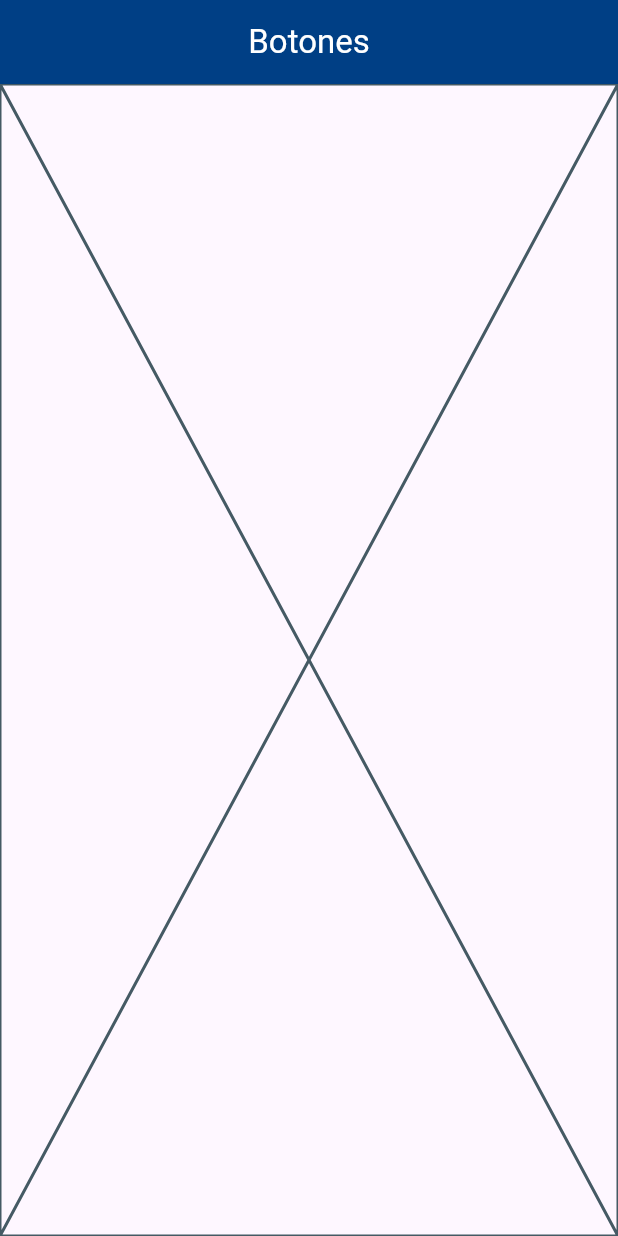
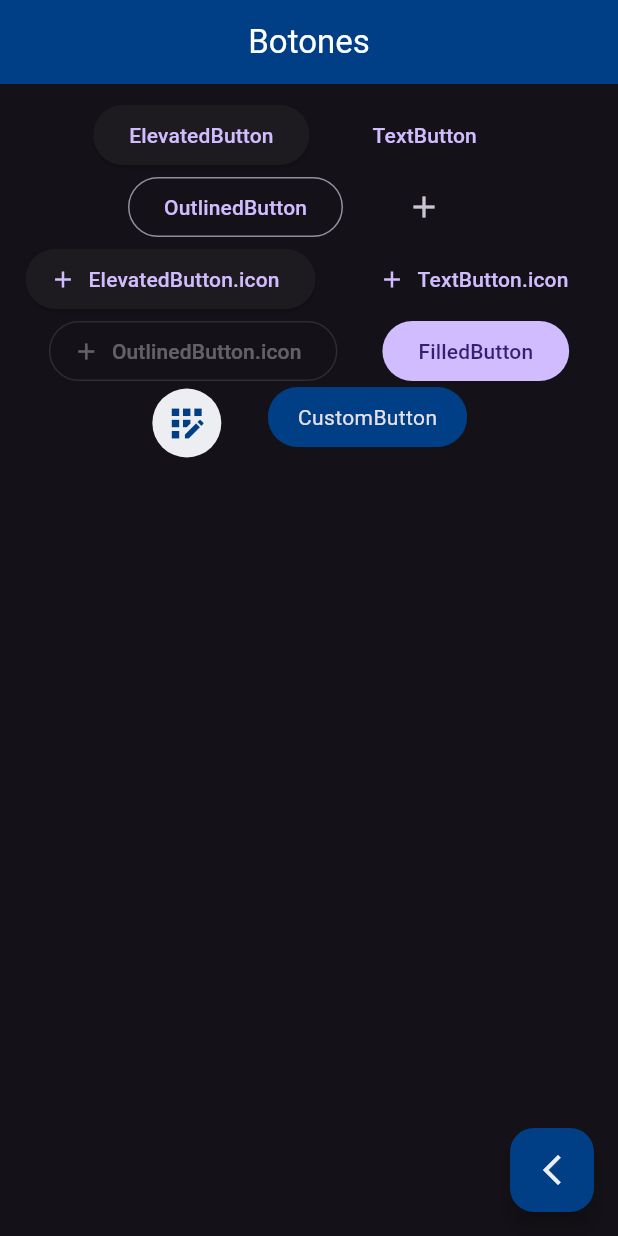
Before and after one commit to fswebcoder/gitgets_app, a Flutter app: the ButtonsScreen screen opened by its route, on a phone screen of 412 x 824 dp. Run offline on Flutter 3.47's test engine with Material 3 defaults, Android fonts, the phone set to English and light mode, and no system bars; our stand-ins replace go_router.

Commit message:
Fina de botones

```diff
--- a/lib/config/app_theme.dart
+++ b/lib/config/app_theme.dart
@@ -6,7 +6,7 @@ class AppTheme {
       return ThemeData(
         primaryColor: AppColors.primaryColor,
         useMaterial3: true,
-        brightness: Brightness.light,
+        brightness: Brightness.dark,
         appBarTheme: const AppBarTheme(
           backgroundColor: AppColors.primaryColor
         ),
--- a/lib/config/router/app_router.dart
+++ b/lib/config/router/app_router.dart
@@ -8,15 +8,19 @@ final appRouter = GoRouter(
   routes: [
     GoRoute(
       path: '/',
+      name: HomeScreen.name,
       builder: (context, state) => const HomeScreen(),
     ),
     GoRoute(
       path: '/buttons',
+      name: ButtonsScreen.name,
       builder: (context, state) => const ButtonsScreen(),
     ),
     GoRoute(
       path: '/cards',
+      name:  CardsScreen.name,
       builder: (context, state) => const CardsScreen(),
+
     )
   ]
 );
--- a/lib/main.dart
+++ b/lib/main.dart
@@ -15,8 +15,8 @@ class MainApp extends StatelessWidget {
   Widget build(BuildContext context) {
     return MaterialApp.router(
       debugShowCheckedModeBanner: false,
+      routerConfig: appRouter,
       theme: AppTheme().theme(),
-      routerConfig: appRouter,
     );
   }
 }
--- a/lib/presentation/screens/buttons/buttons_screen.dart
+++ b/lib/presentation/screens/buttons/buttons_screen.dart
@@ -1,6 +1,10 @@
 import 'package:flutter/material.dart';
+import 'package:go_router/go_router.dart';
+import 'package:widgets_app/config/app_colors.dart';
 
 class ButtonsScreen extends StatelessWidget {
+    static const String name = 'button_screen';
+
   const ButtonsScreen({super.key});
 
   @override
@@ -11,7 +15,118 @@ class ButtonsScreen extends StatelessWidget {
         centerTitle: true,
         title: const Text('Botones', style: TextStyle(color: Colors.white)),
       ),
-      body: const Placeholder(),
+      body:const  _ButtonsView(),
+      floatingActionButton: FloatingActionButton(
+        backgroundColor: Theme.of(context).primaryColor,
+
+        onPressed: () {
+           context.pop();
+        },
+        child: const Icon(Icons.arrow_back_ios_new_outlined, color: AppColors.platinumColor),
+      ),
     );
   }
 }
+
+class _ButtonsView extends StatelessWidget {
+  const _ButtonsView();
+
+
+  @override
+  Widget build(BuildContext context) {
+    return  SizedBox(
+      width: double.infinity,
+
+      child: Padding(
+        padding: const EdgeInsets.all(10),
+        child: Wrap(
+          spacing: 10,
+          alignment: WrapAlignment.center,
+          children: [
+            ElevatedButton(
+              onPressed: () {},
+              child: const Text('ElevatedButton'),
+            ),
+            const SizedBox(width: 10),
+            TextButton(
+              onPressed: () {},
+
+              child: const Text('TextButton'),
+            ),
+            const SizedBox(width: 10),
+            OutlinedButton(
+              onPressed: () {},
+              child: const Text('OutlinedButton'),
+            ),
+            const SizedBox(width: 10),
+            IconButton(
+              onPressed: () {},
+              icon: const Icon(Icons.add),
+            ),
+            const SizedBox(width: 10),
+            ElevatedButton.icon(
+              onPressed: () {},
+              icon: const Icon(Icons.add),
+              label: const Text('ElevatedButton.icon'),
+            ),
+            const SizedBox(width: 10),
+            TextButton.icon(
+
+              onPressed: () {},
+              icon: const Icon(Icons.add),
+              label: const Text('TextButton.icon'),
+            ),
+            const SizedBox(width: 10),
+            OutlinedButton.icon(
+              onPressed: null,
+              icon: const Icon(Icons.add),
+              label: const Text('OutlinedButton.icon'),
+            ),
+            const SizedBox(width: 10),
+            FilledButton(
+              onPressed: (){}, child: const Text('FilledButton'),),
+            const SizedBox(width: 10),
+            IconButton(
+              onPressed: (){},
+              icon: const Icon(Icons.app_registration_outlined),
+              color: AppColors.primaryColor, iconSize: 30,
+                style: ButtonStyle(
+                    backgroundColor: WidgetStateProperty.resolveWith<Color?>(
+                      (Set<WidgetState> states) {
+                        if (states.contains(WidgetState.disabled)) {
+                          return AppColors.primaryColor.withOpacity(0.5);
+                        }
+                        return AppColors.platinumColor;
+                      },
+                    )
+                ),
+              ),
+             const SizedBox(width: 10),
+            const CustomButton(),
+          ],
+        ),
+      ),
+    );
+  }
+}
+
+class CustomButton extends StatelessWidget {
+  const CustomButton({super.key});
+
+  @override
+  Widget build(BuildContext context) {
+    return ClipRRect(
+      borderRadius: BorderRadius.circular(50),
+      child: Material(
+        color: AppColors.primaryColor,
+        child:   InkWell(
+          onTap: () {},
+          child: const Padding(
+            padding:  EdgeInsets.symmetric(horizontal: 20, vertical: 10),
+            child: Text('CustomButton'),
+          ),
+        ),
+      ),
+    );
+  }
+}
--- a/lib/presentation/screens/cards/cards_screen.dart
+++ b/lib/presentation/screens/cards/cards_screen.dart
@@ -1,6 +1,7 @@
 import 'package:flutter/material.dart';
 
 class CardsScreen extends StatelessWidget {
+    static const String name = 'cards_screen';
   const CardsScreen({super.key});
 
   @override
--- a/lib/presentation/screens/home/home_screen.dart
+++ b/lib/presentation/screens/home/home_screen.dart
@@ -5,6 +5,9 @@ import 'package:widgets_app/config/menu/menu_item.dart';
 import 'package:widgets_app/presentation/screens/buttons/buttons_screen.dart';
 
 class HomeScreen extends StatelessWidget {
+
+  static const String name = 'home_screen';
+
   const HomeScreen({super.key});
 
   @override
```
